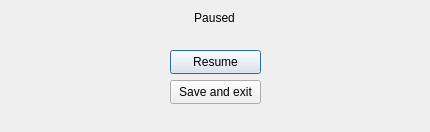
Before: the Qt Designer form Pause.ui in Kiziaka05/BikiniBottom2.0, drawn with Qt 5.
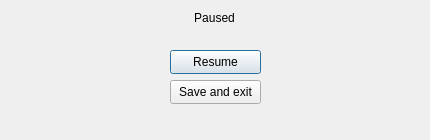
After: the same form once the commit is applied.

Patch:
```diff
--- a/Pause.ui
+++ b/Pause.ui
@@ -7,7 +7,7 @@
     <x>0</x>
     <y>0</y>
     <width>430</width>
-    <height>132</height>
+    <height>140</height>
    </rect>
   </property>
   <property name="windowTitle">
```
Left out of the diff: 2 changed lines with no effect on the pictures.
